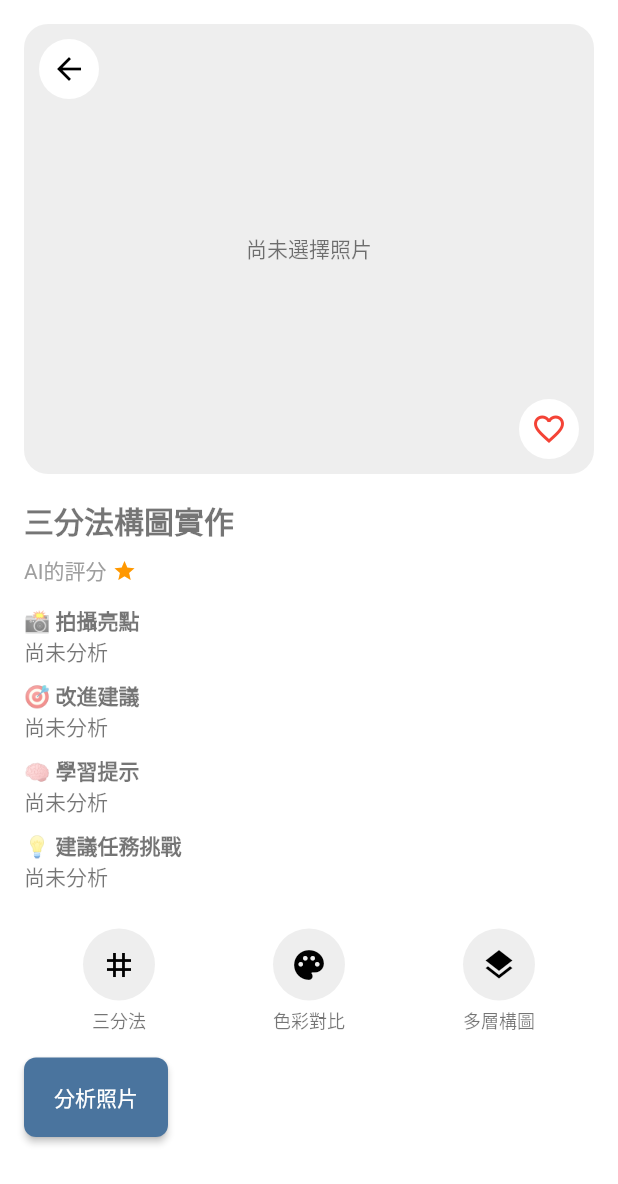
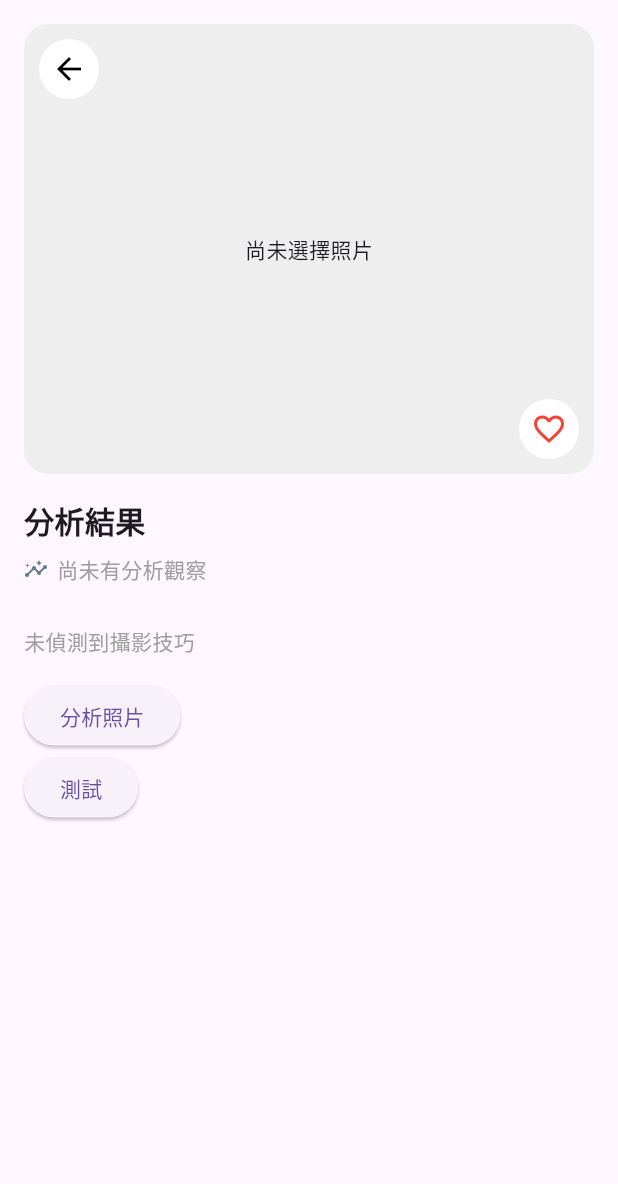
Before and after one commit to tshsu04224/photo_coach_app, a Flutter app: the AnalysisResultPage screen opened directly, on a phone screen of 412 x 824 dp. Shown: the top 1184 px of the screen. Run offline on Flutter 3.47's test engine with Material 3 defaults, Android fonts, the phone set to English and light mode, and no system bars; our stand-ins replace geolocator, image_picker, logger.

Commit message:
feat: 前端回饋頁面調整和一些功能

```diff
--- a/lib/controllers/analyze_controller.dart
+++ b/lib/controllers/analyze_controller.dart
@@ -1,15 +1,49 @@
 import 'dart:io';
 import 'package:flutter/foundation.dart';
+import 'package:logger/logger.dart';
 import 'package:photo_coach/services/analytics_service.dart';
-import 'package:logger/logger.dart';
+import 'package:photo_coach/utils/tag_icon_mapping.dart';
 
 final _logger = Logger();
 
 class AnalyzeController extends ChangeNotifier {
   bool isLoading = false;
   File? analyzedImage;
-  String? highlight, suggestion, tip, challenge, score;
 
+  // tech
+  List<String> observations = []; // 對應 result['observation']
+  Map<String, List<String>> techniquesByCategory = {
+    '構圖技巧': [],
+    '光線運用': [],
+    '拍攝角度': [],
+  };
+  // 給UI顯示的小圖示標籤（只在availableTags出現的）
+  List<String> techniques = [];
+
+  void _updateTechniqueBadges() {
+    final merged = <String>[
+      ...?techniquesByCategory['構圖技巧'],
+      ...?techniquesByCategory['光線運用'],
+      ...?techniquesByCategory['拍攝角度'],
+    ];
+    // 只留下有圖示對應的項目
+    final filtered = <String>{};
+    for (final t in merged) {
+      if (availableTags.containsKey(t)) filtered.add(t);
+    }
+    techniques = filtered.toList();
+    notifyListeners();
+  }
+  // 外部給清單
+  void updateTechniques(List<String> tags) {
+    techniques = tags.where((t) => availableTags.containsKey(t)).toSet().toList();
+    notifyListeners();
+  }
+  //
+  void refreshBadges() => _updateTechniqueBadges();
+  //tech end
+
+  //
   Future<void> analyze(File file) async {
     isLoading = true;
     notifyListeners();
@@ -17,21 +51,34 @@ class AnalyzeController extends ChangeNotifier {
     try {
       analyzedImage = file;
 
-      // 將耗時操作移至 compute 中執行
+      // 背景執行：把位元組丟進分析服務（請保持你原本的 AnalyzeService）
       final result = await compute(_analyzeInBackground, file.path);
-
       _logger.i("分析結果：$result");
 
-      if (result['content_analysis'] != null) {
-        final data = result['content_analysis'];
-        highlight = data['highlight'] ?? '未提供';
-        challenge = data['challenge'] ?? '未提供';
-        tip = data['tip'] ?? '未提供';
-        suggestion = data['suggestion'] ?? '未提供';
-        score = data['ai_score'] ?? '0.0';
+      // 格式
+      final obs = result['observation'];
+      final tech = result['techniques'];
+
+      if (obs is List) {
+        observations = obs.map((e) => e.toString()).toList();
       } else {
-        _logger.w("分析結果格式錯誤：$result");
+        observations = [];
+        _logger.w('observation 欄位缺失或格式不正確');
       }
+
+      if (tech is Map) {
+        techniquesByCategory = {
+          '構圖技巧': (tech['構圖技巧'] as List?)?.map((e) => e.toString()).toList() ?? [],
+          '光線運用': (tech['光線運用'] as List?)?.map((e) => e.toString()).toList() ?? [],
+          '拍攝角度': (tech['拍攝角度'] as List?)?.map((e) => e.toString()).toList() ?? [],
+        };
+      } else {
+        techniquesByCategory = {'構圖技巧': [], '光線運用': [], '拍攝角度': []};
+        _logger.w('techniques 欄位缺失或格式不正確');
+      }
+
+      // 產生 UI 用的小圖示標籤
+      _updateTechniqueBadges();
     } catch (e) {
       _logger.e("分析過程發生錯誤：$e");
     } finally {
--- /dev/null
+++ b/lib/models/feedback_model.dart
@@ -0,0 +1,16 @@
+class FeedbackInput {
+  final List<String> observation;
+  final Map<String, List<String>> techniques;
+
+  FeedbackInput({
+    required this.observation,
+    required this.techniques,
+  });
+
+  Map<String, dynamic> toJson() {
+    return {
+      'observation': observation,
+      'techniques': techniques,
+    };
+  }
+}
--- a/lib/state_management/providers.dart
+++ b/lib/state_management/providers.dart
@@ -4,8 +4,11 @@ import 'package:provider/provider.dart';
 import 'package:provider/single_child_widget.dart';
 import '../controllers/auth_controller.dart';
 import '../controllers/analyze_controller.dart';
+import 'package:photo_coach/controllers/feedback_controller.dart';
+import 'package:flutter/material.dart';
 
 final List<SingleChildWidget> appProviders = [
   ChangeNotifierProvider<AuthController>(create: (_) => AuthController()),
   ChangeNotifierProvider<AnalyzeController>(create: (_) => AnalyzeController()),
+  ChangeNotifierProvider(create: (_) => FeedbackController()),
 ];
--- /dev/null
+++ b/lib/utils/tag_icon_mapping.dart
@@ -0,0 +1,48 @@
+import 'package:flutter/material.dart';
+
+const Map<String, IconData> availableTags = {
+  // 構圖
+  '三分法': Icons.grid_3x3,
+  '對角線構圖': Icons.show_chart,
+  '中心構圖': Icons.adjust,
+  '框架構圖': Icons.crop_7_5,
+  '引導線': Icons.straighten,
+  '留白構圖': Icons.space_bar,
+  '對稱構圖': Icons.flip,
+  '填滿畫面': Icons.fullscreen,
+
+  // 光線
+  '順光': Icons.wb_sunny,
+  '逆光': Icons.highlight,
+  '側光': Icons.wb_twilight,
+  '頂光': Icons.light_mode,
+  '柔光': Icons.blur_on,
+  '人工光源': Icons.lightbulb,
+
+  // 拍攝角度
+  '特寫': Icons.zoom_in,
+  '廣角': Icons.panorama,
+  '仰角': Icons.arrow_upward,
+  '俯角': Icons.arrow_downward,
+  '平視': Icons.straight,
+  '鳥瞰': Icons.flight_takeoff,
+  '蟻視': Icons.visibility,
+
+  // 主題
+  '人像': Icons.face,
+  '食物': Icons.restaurant,
+  '街拍': Icons.directions_walk,
+  '風景': Icons.terrain,
+  '靜物': Icons.local_florist,
+  '建築': Icons.location_city,
+  '動物': Icons.pets,
+  '旅拍': Icons.card_travel,
+
+  // 🎨風格色調
+  '黑白': Icons.filter_b_and_w,
+  '極簡': Icons.do_not_disturb_on,
+  '文青感': Icons.brush,
+  '復古色調': Icons.auto_awesome,
+  '高飽和': Icons.invert_colors,
+  '暗色氛圍': Icons.nightlight_round,
+};
--- a/lib/views/analysis_result_page.dart
+++ b/lib/views/analysis_result_page.dart
@@ -2,11 +2,13 @@ import 'package:flutter/material.dart';
 import 'package:image_picker/image_picker.dart';
 import 'dart:io';
 import 'package:photo_coach/controllers/analyze_controller.dart';
+import 'package:photo_coach/controllers/feedback_controller.dart';
 import 'package:provider/provider.dart';
+import 'package:photo_coach/models/feedback_model.dart';
+import 'package:photo_coach/utils/tag_icon_mapping.dart';
 
 class AnalysisResultPage extends StatefulWidget {
   const AnalysisResultPage({super.key});
-
   @override
   State<AnalysisResultPage> createState() => _AnalysisResultPageState();
 }
@@ -17,6 +19,7 @@ class _AnalysisResultPageState extends State<AnalysisResultPage> {
   @override
   Widget build(BuildContext context) {
     final controller = context.watch<AnalyzeController>();
+    final feedbackController = context.watch<FeedbackController>();
 
     return Scaffold(
       body: SafeArea(
@@ -30,20 +33,21 @@ class _AnalysisResultPageState extends State<AnalysisResultPage> {
               _buildImageSection(controller),
               const SizedBox(height: 16),
               const Text(
-                      '三分法構圖實作',
+                '分析結果',
                 style: TextStyle(
                   fontSize: 20,
                   fontWeight: FontWeight.bold,
                 ),
               ),
               const SizedBox(height: 8),
-                    _buildRatingRow(controller),
+              _buildAnalysisSummaryRow(controller),
               const SizedBox(height: 12),
-                    _buildBulletPoints(controller),
+              _buildFeedbackSection(feedbackController),
               const SizedBox(height: 16),
-                    _buildTagButtons(),
+              _buildTagButtons(controller.techniques),
               const SizedBox(height: 16),
               _buildAnalyzeButton(controller),
+              _buildFakeTestButton(context, controller),
             ],
           ),
         ),
@@ -119,76 +123,127 @@ class _AnalysisResultPageState extends State<AnalysisResultPage> {
     );
   }
 
-  Widget _buildRatingRow(AnalyzeController controller) {
+  /// 以新格式顯示一行摘要（例如：觀察敘述的數量）
+  Widget _buildAnalysisSummaryRow(AnalyzeController controller) {
+    final obsCount = controller.observations.length;
+    final hasObs = obsCount > 0;
     return Row(
       children: [
-        const Text("AI的評分", style: TextStyle(fontSize: 14, color: Colors.grey)),
-        const SizedBox(width: 4),
-        const Icon(Icons.star, color: Colors.orange, size: 16),
-        Text(controller.score ?? '', style: const TextStyle(fontSize: 14)),
+        const Icon(Icons.insights, color: Colors.blueGrey, size: 16),
+        const SizedBox(width: 6),
+        Text(
+          hasObs ? '已產出回饋' : '尚未有分析觀察',
+          style: const TextStyle(fontSize: 14, color: Colors.grey),
+        ),
       ],
     );
   }
 
-  Widget _buildBulletPoints(AnalyzeController controller) {
-    return Column(
-      crossAxisAlignment: CrossAxisAlignment.start,
-      children: [
-        _buildBullet("📸 拍攝亮點", controller.highlight),
-        _buildBullet("🎯 改進建議", controller.suggestion),
-        _buildBullet("🧠 學習提示", controller.tip),
-        _buildBullet("💡 建議任務挑戰", controller.challenge),
-      ],
-    );
-  }
+  Widget _buildTagButtons(List<String> tagsFromAnalysis) {
+    final List<Widget> tagWidgets = [];
 
-  Widget _buildBullet(String title, String? content) {
-    return Padding(
-      padding: const EdgeInsets.only(bottom: 8),
-      child: Column(
-        crossAxisAlignment: CrossAxisAlignment.start,
-        children: [
-          Text(title, style: const TextStyle(fontWeight: FontWeight.bold)),
-          Text(content ?? '尚未分析'),
-        ],
+    for (final tag in tagsFromAnalysis) {
+      if (availableTags.containsKey(tag)) {
+        tagWidgets.add(
+          _TagButton(
+            label: tag,
+            icon: availableTags[tag]!,
           ),
         );
       }
-
-  Widget _buildTagButtons() {
-    const tags = [
-      {'label': '三分法', 'icon': Icons.grid_3x3},
-      {'label': '色彩對比', 'icon': Icons.palette},
-      {'label': '多層構圖', 'icon': Icons.layers},
-    ];
-
-    return Row(
-      mainAxisAlignment: MainAxisAlignment.spaceAround,
-      children: tags
-          .map(
-            (tag) => _TagButton(
-              label: tag['label'] as String,
-              icon: tag['icon'] as IconData,
-            ),
-          )
-          .toList(),
-    );
     }
 
-  Widget _buildAnalyzeButton(AnalyzeController controller) {
+    return tagWidgets.isNotEmpty
+        ? Wrap(
+      spacing: 16,
+      runSpacing: 12,
+      alignment: WrapAlignment.start,
+      children: tagWidgets,
+    )
+        : const Text("未偵測到攝影技巧", style: TextStyle(color: Colors.grey));
+  }
+
+  Widget _buildFeedbackSection(FeedbackController controller) {
+    final String? content = controller.feedback;
+
+    return content != null && content.isNotEmpty
+        ? Column(
+      crossAxisAlignment: CrossAxisAlignment.start,
+      children: [
+        const Text(
+          "回饋建議",
+          style: TextStyle(fontWeight: FontWeight.bold),
+        ),
+        const SizedBox(height: 8),
+        Text(content),
+        const SizedBox(height: 16),
+      ],
+    )
+        : const SizedBox(); // 若沒有內容就不顯示
+  }
+
+  Widget _buildAnalyzeButton(AnalyzeController analyzeController) {
     return ElevatedButton(
       onPressed: () async {
+        // 提前取得 context 相關內容，避免 async gap 警告
         final picker = ImagePicker();
+        final feedbackController = context.read<FeedbackController>();
+
         final picked = await picker.pickImage(source: ImageSource.gallery);
         if (picked != null) {
           final file = File(picked.path);
-          await controller.analyze(file);
+
+          // 1) 進行分析（AnalyzeController 會以新格式填入 observations / techniquesByCategory / techniques）
+          await analyzeController.analyze(file);
+
+          // 2) 以「新格式」建立 FeedbackInput
+          final feedbackInput = FeedbackInput(
+            observation: analyzeController.observations,
+            techniques: analyzeController.techniquesByCategory,
+          );
+
+          // 3) 呼叫回饋 API
+          await feedbackController.fetchFeedback(feedbackInput);
         }
       },
       child: const Text("分析照片"),
     );
   }
 }
+
+/// 測試用：用新格式模擬分析結果
+Widget _buildFakeTestButton(BuildContext context, AnalyzeController c) {
+  return ElevatedButton(
+    onPressed: () async {
+      final feedbackController = context.read<FeedbackController>();
+
+      // 模擬資料
+      c.observations = [
+        "主體是一隻貓，位於畫面右側，佔畫面約 35%",
+        "光線從左上角進入",
+        "拍攝視角略為仰角"
+      ];
+      c.techniquesByCategory = {
+        '構圖技巧': ['三分法', '對角線構圖'],
+        '光線運用': ['側光'],
+        '拍攝角度': ['仰角'],
+      };
+
+      //
+      c.refreshBadges();
+
+      // 呼叫回饋 API（新格式）
+      final input = FeedbackInput(
+        observation: c.observations,
+        techniques: c.techniquesByCategory,
+      );
+      await feedbackController.fetchFeedback(input);
+    },
+    child: const Text("測試"),
+  );
+}
+
+
 
 class _TagButton extends StatelessWidget {
   final String label;
```
Also changed, not shown: lib/controllers/feedback_controller.dart (added, +28 -0 lines), lib/main.dart (+8 -1 lines), lib/services/feedback_service.dart (added, +28 -0 lines). Lines whose indentation alone changed are shown as unchanged.
